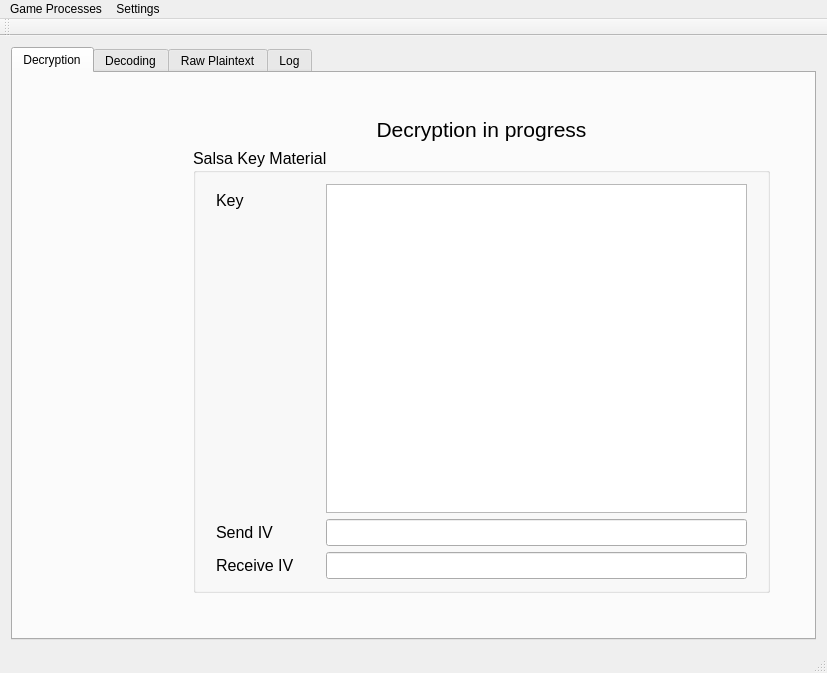
ncatlin/exileSniffer, file exileSniffer/exileSniffer.ui: the form before one commit.
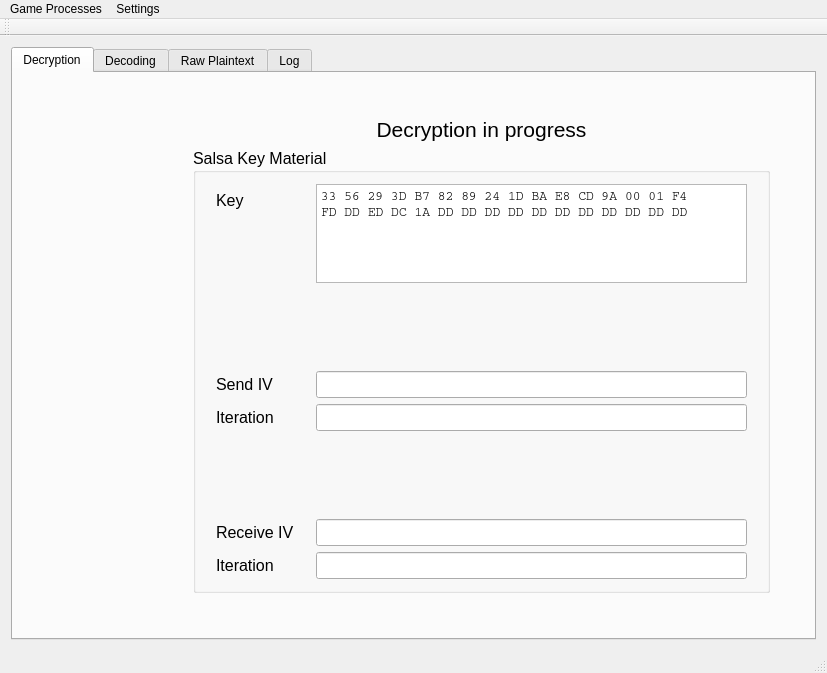
The form after the commit. The open tabs and pages were chosen to show the change. Custom widgets are drawn as their Qt base class.

The edit to the form file:
```diff
--- a/exileSniffer/exileSniffer.ui
+++ b/exileSniffer/exileSniffer.ui
@@ -168,6 +168,12 @@
                   </item>
                   <item>
                    <widget class="QGroupBox" name="groupBox_3">
+                    <property name="maximumSize">
+                     <size>
+                      <width>16777215</width>
+                      <height>16777206</height>
+                     </size>
+                    </property>
                     <property name="font">
                      <font>
                       <pointsize>12</pointsize>
@@ -178,7 +184,7 @@
                     </property>
                     <layout class="QFormLayout" name="formLayout_2">
                      <property name="horizontalSpacing">
-                      <number>32</number>
+                      <number>22</number>
                      </property>
                      <property name="leftMargin">
                       <number>20</number>
@@ -193,14 +199,14 @@
                        </property>
                       </widget>
                      </item>
-                     <item row="1" column="0">
+                     <item row="2" column="0">
                       <widget class="QLabel" name="label_3">
                        <property name="text">
                         <string>Send IV</string>
                        </property>
                       </widget>
                      </item>
-                     <item row="2" column="0">
+                     <item row="5" column="0">
                       <widget class="QLabel" name="label_4">
                        <property name="text">
                         <string>Receive IV</string>
@@ -208,13 +214,130 @@
                       </widget>
                      </item>
                      <item row="0" column="1">
-                      <widget class="QPlainTextEdit" name="plainTextEdit"/>
-                     </item>
-                     <item row="1" column="1">
-                      <widget class="QLineEdit" name="lineEdit"/>
+                      <widget class="QPlainTextEdit" name="keyHexText">
+                       <property name="maximumSize">
+                        <size>
+                         <width>16777215</width>
+                         <height>99</height>
+                        </size>
+                       </property>
+                       <property name="font">
+                        <font>
+                         <family>Courier</family>
+                         <pointsize>10</pointsize>
+                        </font>
+                       </property>
+                       <property name="lineWrapMode">
+                        <enum>QPlainTextEdit::WidgetWidth</enum>
+                       </property>
+                       <property name="readOnly">
+                        <bool>true</bool>
+                       </property>
+                       <property name="plainText">
+                        <string>33 56 29 3D B7 82 89 24 1D BA E8 CD 9A 00 01 F4 
+FD DD ED DC 1A DD DD DD DD DD DD DD DD DD DD DD</string>
+                       </property>
+                       <property name="tabStopWidth">
+                        <number>80</number>
+                       </property>
+                       <property name="maximumBlockCount">
+                        <number>0</number>
+                       </property>
+                      </widget>
                      </item>
                      <item row="2" column="1">
-                      <widget class="QLineEdit" name="lineEdit_2"/>
+                      <widget class="QLineEdit" name="sendIVText">
+                       <property name="font">
+                        <font>
+                         <family>Courier</family>
+                        </font>
+                       </property>
+                       <property name="readOnly">
+                        <bool>true</bool>
+                       </property>
+                      </widget>
+                     </item>
+                     <item row="5" column="1">
+                      <widget class="QLineEdit" name="recvIVText">
+                       <property name="font">
+                        <font>
+                         <family>Courier</family>
+                        </font>
+                       </property>
+                       <property name="readOnly">
+                        <bool>true</bool>
+                       </property>
+                      </widget>
+                     </item>
+                     <item row="3" column="0">
+                      <widget class="QLabel" name="label_5">
+                       <property name="text">
+                        <string>Iteration</string>
+                       </property>
+                       <property name="indent">
+                        <number>0</number>
+                       </property>
+                      </widget>
+                     </item>
+                     <item row="3" column="1">
+                      <widget class="QLineEdit" name="sendIterText">
+                       <property name="font">
+                        <font>
+                         <family>Courier</family>
+                        </font>
+                       </property>
+                       <property name="readOnly">
+                        <bool>true</bool>
+                       </property>
+                      </widget>
+                     </item>
+                     <item row="6" column="0">
+                      <widget class="QLabel" name="label_6">
+                       <property name="text">
+                        <string>Iteration</string>
+                       </property>
+                       <property name="indent">
+                        <number>0</number>
+                       </property>
+                      </widget>
+                     </item>
+                     <item row="6" column="1">
+                      <widget class="QLineEdit" name="recvIterText">
+                       <property name="font">
+                        <font>
+                         <family>Courier</family>
+                        </font>
+                       </property>
+                       <property name="readOnly">
+                        <bool>true</bool>
+                       </property>
+                      </widget>
+                     </item>
+                     <item row="1" column="1">
+                      <spacer name="verticalSpacer">
+                       <property name="orientation">
+                        <enum>Qt::Vertical</enum>
+                       </property>
+                       <property name="sizeHint" stdset="0">
+                        <size>
+                         <width>20</width>
+                         <height>20</height>
+                        </size>
+                       </property>
+                      </spacer>
+                     </item>
+                     <item row="4" column="1">
+                      <spacer name="verticalSpacer_2">
+                       <property name="orientation">
+                        <enum>Qt::Vertical</enum>
+                       </property>
+                       <property name="sizeHint" stdset="0">
+                        <size>
+                         <width>20</width>
+                         <height>20</height>
+                        </size>
+                       </property>
+                      </spacer>
                      </item>
                     </layout>
                    </widget>
```
Left out of the diff: 5 changed lines with no effect on the pictures.
